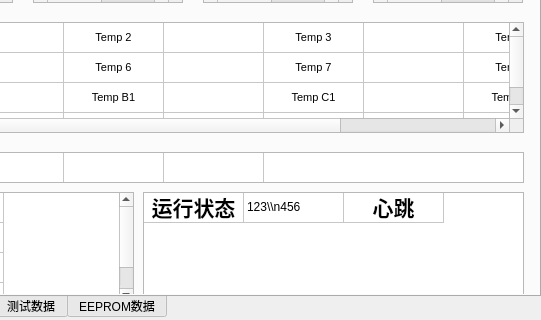
Above: tkbmwidget.ui from 519822108/TKBM200V3 before the change; both pictures show x 359 to 900 and y 350 to 670 of the 900 by 670 pixel window. Below: the same form after it.
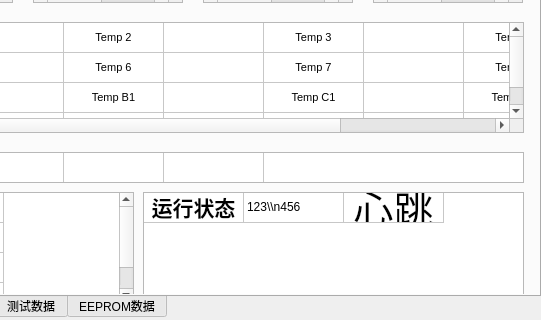
That is the form after the change.

The edit to the form file:
```diff
--- a/tkbmwidget.ui
+++ b/tkbmwidget.ui
@@ -3224,9 +3224,9 @@
       <property name="font">
        <font>
         <family>Aharoni</family>
-        <pointsize>16</pointsize>
-        <weight>75</weight>
-        <bold>true</bold>
+        <pointsize>30</pointsize>
+        <weight>50</weight>
+        <bold>false</bold>
        </font>
       </property>
       <property name="textAlignment">
```
